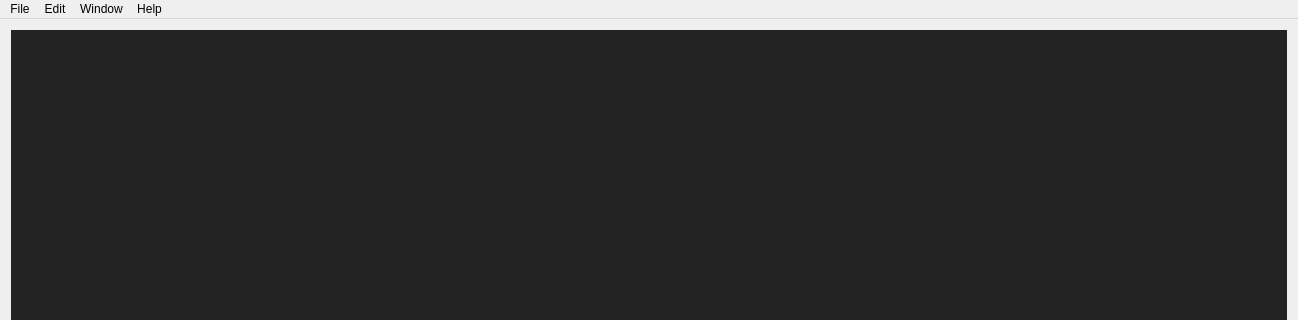
Old version of the form ui/MainWindow.ui in the repository 01Hub/ModelViewer; both pictures show x 0 to 1298 and y 0 to 320 of the 1298 by 778 pixel window.
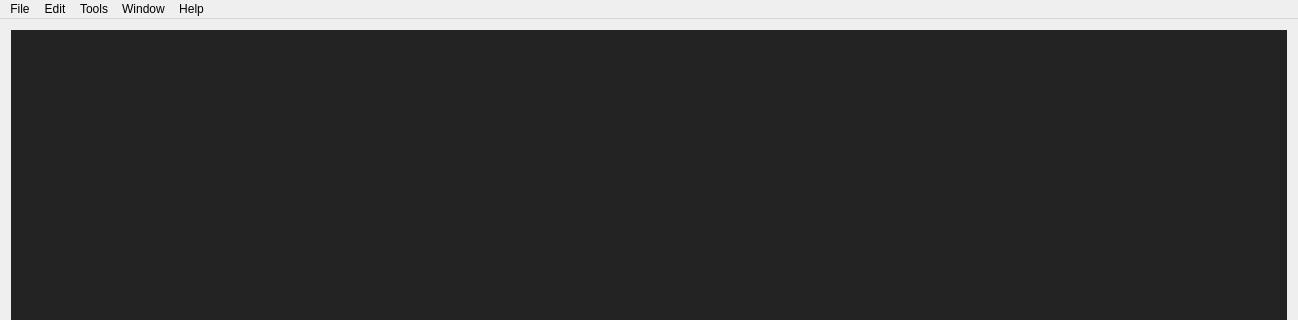
New version of the form. Icons and pictures are not drawn.

The edit to the form file:
```diff
--- a/ui/MainWindow.ui
+++ b/ui/MainWindow.ui
@@ -127,8 +127,15 @@
     <addaction name="separator"/>
     <addaction name="actionSettings"/>
    </widget>
+   <widget class="QMenu" name="menuTools">
+    <property name="title">
+     <string>Tools</string>
+    </property>
+    <addaction name="actionTextureDebugger"/>
+   </widget>
    <addaction name="menuFile"/>
    <addaction name="menuEdit"/>
+   <addaction name="menuTools"/>
    <addaction name="menuWindows"/>
    <addaction name="menuHelp"/>
   </widget>
```
Left out of the diff: 8 changed lines with no effect on the pictures.
